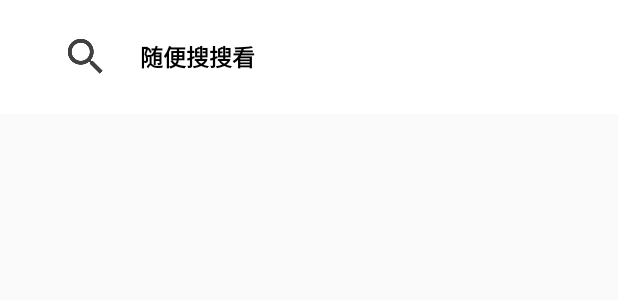
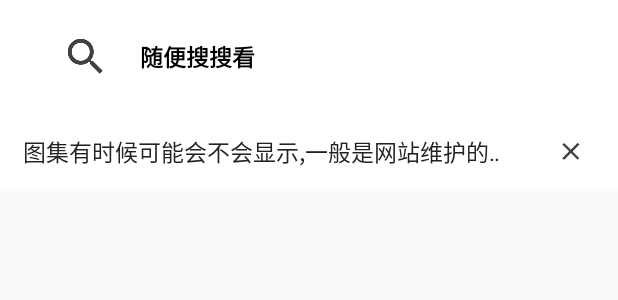
Before and after one commit to miaoMiaoDaShi/YangYanNew, an Android app: the layout fragment_home.xml on its own in the app's theme, with its tools: preview values and no code run, on a phone screen of 412 x 824 dp. Shown: the top 300 px of the screen. Run offline under Robolectric (Android 15) with nearby library versions, the phone set to English and light mode, and no system bars; plain views replace ShadowView.

Commit message:
[MOD] :jack_o_lantern: 增加系统消息通知

```diff
--- a/app/build.gradle
+++ b/app/build.gradle
@@ -28,17 +28,19 @@ android {
             buildConfigField "boolean", "LOG_DEBUG", "true"
             buildConfigField "boolean", "LOG_SHOW_IMAGE", "true"
             minifyEnabled false
+            multiDexEnabled true
             proguardFiles getDefaultProguardFile('proguard-android.txt'), 'proguard-rules.pro'
         }
         release {
             buildConfigField "boolean", "LOG_DEBUG", "false"
             buildConfigField "boolean", "LOG_SHOW_IMAGE", "true"
             minifyEnabled false
+            multiDexEnabled true
             proguardFiles getDefaultProguardFile('proguard-android.txt'), 'proguard-rules.pro'
         }
 
     }
-    buildToolsVersion '28.0.2'
+    buildToolsVersion '28.0.3'
 }
 
 dependencies {
@@ -60,6 +62,7 @@ dependencies {
         exclude group: 'com.squareup.okio'
     }
     implementation rootProject.ext.dependencies["brvah"]
+    implementation rootProject.ext.dependencies["multidex"]
     implementation rootProject.ext.dependencies["matisse"]
     implementation rootProject.ext.dependencies["cardview-v7"]
     implementation rootProject.ext.dependencies["lottie"]
--- a/app/src/main/java/com/yangyan/xxp/yangyannew/app/AppLifecyclesImpl.kt
+++ b/app/src/main/java/com/yangyan/xxp/yangyannew/app/AppLifecyclesImpl.kt
@@ -17,6 +17,7 @@ package com.yangyan.xxp.yangyannew.app
 
 import android.app.Application
 import android.content.Context
+import android.support.multidex.MultiDex
 
 import com.jess.arms.base.delegate.AppLifecycles
 import com.jess.arms.utils.ArmsUtils
@@ -39,7 +40,7 @@ import timber.log.Timber
 class AppLifecyclesImpl : AppLifecycles {
 
     override fun attachBaseContext(base: Context) {
-        //          MultiDex.install(base);  //这里比 onCreate 先执行,常用于 MultiDex 初始化,插件化框架的初始化
+        MultiDex.install(base);  //这里比 onCreate 先执行,常用于 MultiDex 初始化,插件化框架的初始化
     }
 
     override fun onCreate(application: Application) {
--- a/app/src/main/java/com/yangyan/xxp/yangyannew/mvp/contract/HomeContract.kt
+++ b/app/src/main/java/com/yangyan/xxp/yangyannew/mvp/contract/HomeContract.kt
@@ -18,12 +18,15 @@ interface HomeContract {
         fun getContext(): Context
         fun startLoadMore()
         fun endLoadMore()
+        fun loadSystemMagSuccess(msg: String)
     }
 
     interface Model : IModel {
         //首页的信息 获取的主要是最新的图集
         fun getHomeData(pageIndex: Int): Observable<List<ImagesInfo>>
 
+        //获取系统信息
+        fun getSystemMsg(): Observable<String>
 
     }
 }
--- a/app/src/main/res/layout/fragment_home.xml
+++ b/app/src/main/res/layout/fragment_home.xml
@@ -62,6 +62,40 @@
 
         </android.support.v4.widget.SwipeRefreshLayout>
 
+      <LinearLayout
+          android:id="@+id/mLlSystemMsg"
+          android:layout_width="match_parent"
+          android:layout_height="50dp"
+          android:background="#f0ffffff"
+          android:orientation="horizontal"
+          android:gravity="center_vertical"
+          android:visibility="gone"
+          tools:visibility="visible"
+          >
+          <TextView
+              android:id="@+id/mTvSystemMag"
+              android:layout_weight="1"
+              android:layout_width="0dp"
+              android:layout_height="match_parent"
+              android:gravity="center_vertical"
+              android:paddingLeft="15dp"
+              android:paddingRight="15dp"
+              android:textColor="#222222"
+              android:textSize="15sp"
+              android:singleLine="true"
+              android:marqueeRepeatLimit="marquee_forever"
+              android:ellipsize="marquee"
+              tools:text="图集有时候可能会不会显示,一般是网站维护的原因.."
+              />
+
+          <ImageView
+              android:id="@+id/mIvCloseSystemMag"
+              android:padding="15dp"
+              android:layout_width="wrap_content"
+              android:layout_height="wrap_content"
+              android:src="@drawable/ic_close"/>
+      </LinearLayout>
+
 
 
     </RelativeLayout>
--- a/build.gradle
+++ b/build.gradle
@@ -7,7 +7,7 @@ buildscript {
         jcenter()
     }
     dependencies {
-        classpath 'com.android.tools.build:gradle:3.2.0'
+        classpath 'com.android.tools.build:gradle:3.2.1'
         classpath "org.jetbrains.kotlin:kotlin-gradle-plugin:$kotlin_version"
 
         // NOTE: Do not place your application dependencies here; they belong
```
Also changed, not shown: app/src/main/java/com/yangyan/xxp/yangyannew/MainTest.kt (deleted, +0 -19 lines), app/src/main/java/com/yangyan/xxp/yangyannew/mvp/model/HomeModel.kt (+34 -0 lines), app/src/main/java/com/yangyan/xxp/yangyannew/mvp/model/entity/LoginInfo.kt (added, +9 -0 lines), app/src/main/java/com/yangyan/xxp/yangyannew/mvp/model/entity/SystemMsg.kt (added, +13 -0 lines), app/src/main/java/com/yangyan/xxp/yangyannew/mvp/presenter/HomePresenter.kt (+19 -0 lines), app/src/main/java/com/yangyan/xxp/yangyannew/mvp/presenter/LoginPresenter.kt (+8 -0 lines), app/src/main/java/com/yangyan/xxp/yangyannew/mvp/ui/activity/LoginActivity.kt (+56 -0 lines), app/src/main/java/com/yangyan/xxp/yangyannew/mvp/ui/fragment/HomeFragment.kt (+14 -0 lines), app/src/main/res/layout/activity_login.xml (+36 -4 lines), app/src/main/res/drawable-xhdpi/ic_et_clear.png (added).
